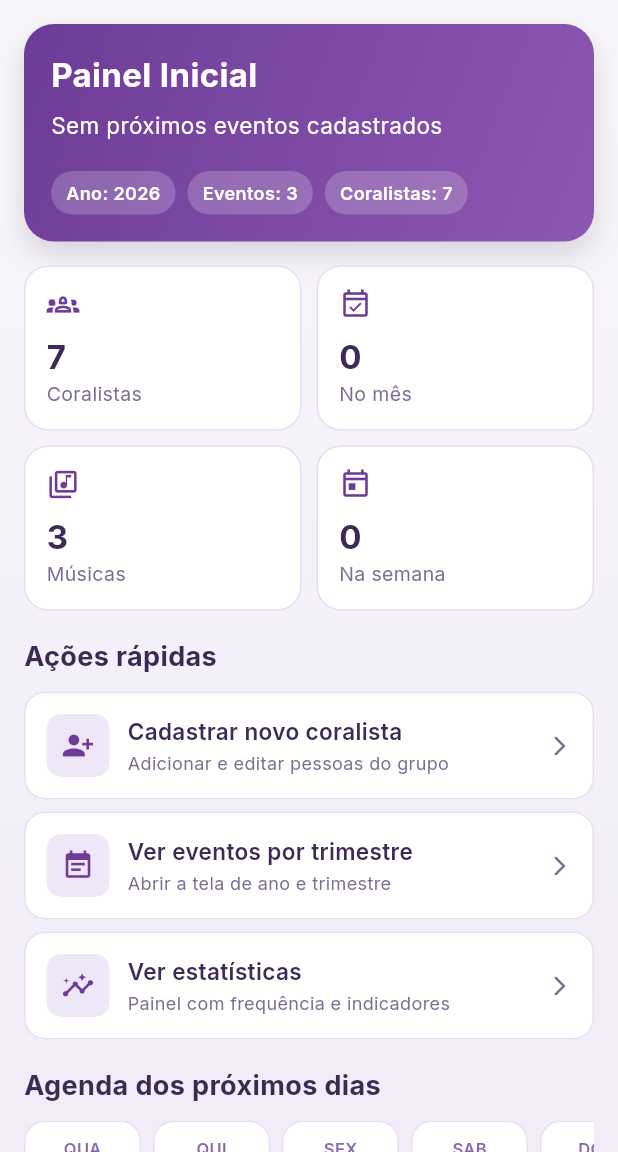
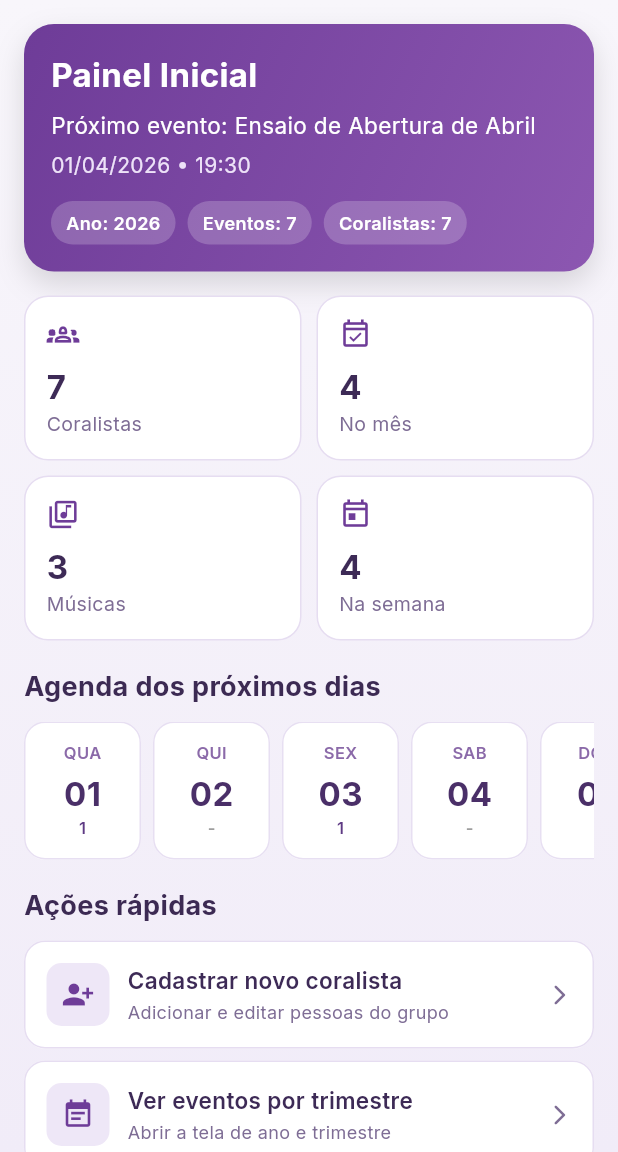
Before and after one commit to Ytallo16/frequenciakoinonia, a Flutter app: the HomeScreen screen opened by its route, after a tap on the "home" icon, on a phone screen of 412 x 824 dp, the part 84-1236 px from its top. Run offline on Flutter 3.47's test engine with Material 3 defaults, Android fonts, the phone set to English and light mode, and no system bars; our stand-ins replace file_picker, fl_chart, google_fonts, mask_text_input_formatter.

Commit message:
feat: enhance event management with new events and improved display logic

```diff
--- a/lib/mock_data.dart
+++ b/lib/mock_data.dart
@@ -185,6 +185,34 @@ final List<Evento> mockEventos = [
     nome: 'Ensaio Geral - Meio de Fev',
     descricao: 'Revisão intermediária do repertório do trimestre.',
   ),
+  Evento(
+    id: 'e4',
+    trimestreId: 't2',
+    dataHora: DateTime(2026, 4, 1, 19, 30),
+    nome: 'Ensaio de Abertura de Abril',
+    descricao: 'Primeiro ensaio da programação de abril.',
+  ),
+  Evento(
+    id: 'e5',
+    trimestreId: 't2',
+    dataHora: DateTime(2026, 4, 3, 19, 30),
+    nome: 'Ensaio de Naipe - Abril',
+    descricao: 'Ajuste de vozes para repertório do domingo.',
+  ),
+  Evento(
+    id: 'e6',
+    trimestreId: 't2',
+    dataHora: DateTime(2026, 4, 5, 8, 30),
+    nome: 'Culto de Domingo - 1ª Semana',
+    descricao: 'Ministração da primeira semana de abril.',
+  ),
+  Evento(
+    id: 'e7',
+    trimestreId: 't2',
+    dataHora: DateTime(2026, 4, 7, 19, 30),
+    nome: 'Ensaio de Revisão',
+    descricao: 'Fechamento da primeira semana de abril.',
+  ),
 ];
 
 final List<Frequencia> mockFrequencias = [
--- a/lib/screens/home_screen.dart
+++ b/lib/screens/home_screen.dart
@@ -1,5 +1,6 @@
 import 'package:flutter/material.dart';
 import '../mock_data.dart';
+import '../models/trimestre.dart';
 import 'calendario_ensaios_screen.dart';
 
 class HomeScreen extends StatefulWidget {
@@ -13,11 +14,31 @@ class _HomeScreenState extends State<HomeScreen> {
   late final List<int> _anosDisponiveis;
   int? _anoSelecionado;
 
+  List<int> _gerarAnosDisponiveis() {
+    final anoAtual = DateTime.now().year;
+    final anos = <int>{...mockCiclos.map((c) => c.ano), anoAtual};
+    final ordenados = anos.toList()..sort((a, b) => b.compareTo(a));
+    return ordenados;
+  }
+
+  List<Trimestre> _trimestresDoAno(int? ano) {
+    if (ano == null) return [];
+
+    final cadastrados = mockTrimestres.where((t) => t.anoId == ano).toList()
+      ..sort((a, b) => a.numero.compareTo(b.numero));
+
+    if (cadastrados.isNotEmpty) return cadastrados;
+
+    return List.generate(
+      4,
+      (index) => Trimestre(id: 't$ano-${index + 1}', anoId: ano, numero: index + 1),
+    );
+  }
+
   @override
   void initState() {
     super.initState();
-    _anosDisponiveis = mockCiclos.map((c) => c.ano).toList()
-      ..sort((a, b) => b.compareTo(a));
+    _anosDisponiveis = _gerarAnosDisponiveis();
 
     final cicloAtivo = mockCiclos.where((c) => c.ativo).toList();
     if (cicloAtivo.isNotEmpty) {
@@ -29,11 +50,7 @@ class _HomeScreenState extends State<HomeScreen> {
 
   @override
   Widget build(BuildContext context) {
-    final trimestresDoAno =
-        mockTrimestres
-            .where((trimestre) => trimestre.anoId == _anoSelecionado)
-            .toList()
-          ..sort((a, b) => a.numero.compareTo(b.numero));
+    final trimestresDoAno = _trimestresDoAno(_anoSelecionado);
 
     return Scaffold(
       appBar: AppBar(
--- a/lib/screens/inicio_screen.dart
+++ b/lib/screens/inicio_screen.dart
@@ -4,8 +4,6 @@ import 'package:intl/intl.dart';
 import '../mock_data.dart';
 import '../models/evento.dart';
 import '../models/pessoa.dart';
-import '../models/trimestre.dart';
-import 'calendario_ensaios_screen.dart';
 
 class InicioScreen extends StatelessWidget {
   const InicioScreen({super.key});
@@ -53,6 +51,99 @@ class InicioScreen extends StatelessWidget {
     }).length;
   }
 
+  List<Evento> _listaEventosNoDia(DateTime dia) {
+    final eventosDoDia =
+        mockEventos.where((evento) {
+            final data = evento.dataHora;
+            return data.year == dia.year &&
+                data.month == dia.month &&
+                data.day == dia.day;
+          }).toList()
+          ..sort((a, b) => a.dataHora.compareTo(b.dataHora));
+
+    return eventosDoDia;
+  }
+
+  Future<void> _abrirEventosDoDia(
+    BuildContext context,
+    DateTime dia,
+  ) async {
+    final eventosDoDia = _listaEventosNoDia(dia);
+
+    await showModalBottomSheet<void>(
+      context: context,
+      showDragHandle: true,
+      builder: (context) {
+        return SafeArea(
+          child: Padding(
+            padding: const EdgeInsets.fromLTRB(16, 8, 16, 16),
+            child: Column(
+              mainAxisSize: MainAxisSize.min,
+              crossAxisAlignment: CrossAxisAlignment.start,
+              children: [
+                Text(
+                  'Eventos de ${DateFormat('dd/MM/yyyy').format(dia)}',
+                  style: const TextStyle(
+                    fontSize: 16,
+                    fontWeight: FontWeight.w700,
+                    color: Color(0xFF3C2A53),
+                  ),
+                ),
+                const SizedBox(height: 10),
+                if (eventosDoDia.isEmpty)
+                  const Padding(
+                    padding: EdgeInsets.symmetric(vertical: 10),
+                    child: Text(
+                      'Nenhum evento neste dia.',
+                      style: TextStyle(color: Color(0xFF7E6D95)),
+                    ),
+                  )
+                else
+                  ConstrainedBox(
+                    constraints: BoxConstraints(
+                      maxHeight: MediaQuery.of(context).size.height * 0.45,
+                    ),
+                    child: ListView.separated(
+                      shrinkWrap: true,
+                      itemCount: eventosDoDia.length,
+                      separatorBuilder: (_, __) => const Divider(height: 12),
+                      itemBuilder: (context, index) {
+                        final evento = eventosDoDia[index];
+                        return ListTile(
+                          dense: true,
+                          contentPadding: EdgeInsets.zero,
+                          leading: const Icon(
+                            Icons.event_note,
+                            size: 20,
+                            color: Color(0xFF6E3C98),
+                          ),
+                          title: Text(
+                            evento.nome,
+                            style: const TextStyle(
+                              fontSize: 14,
+                              fontWeight: FontWeight.w600,
+                              color: Color(0xFF3D2A56),
+                            ),
+                          ),
+                          subtitle: Text(
+                            DateFormat('HH:mm').format(evento.dataHora),
+                            style: const TextStyle(
+                              fontSize: 12,
+                              color: Color(0xFF7E6D95),
+                            ),
+                          ),
+                        );
+                      },
+                    ),
+                  ),
+              ],
+            ),
+          ),
+        );
+      },
+    );
+  }
+
   int _eventosNaSemana(DateTime hoje) {
     final fimSemana = hoje.add(const Duration(days: 7));
     return mockEventos
@@ -64,33 +155,6 @@ class InicioScreen extends StatelessWidget {
         .length;
   }
 
-  Future<void> _abrirCalendarioDoEvento(
-    BuildContext context,
-    String trimestreId,
-  ) async {
-    Trimestre? trimestre;
-    for (final item in mockTrimestres) {
-      if (item.id == trimestreId) {
-        trimestre = item;
-        break;
-      }
-    }
-
-    if (trimestre == null) {
-      ScaffoldMessenger.of(context).showSnackBar(
-        const SnackBar(content: Text('Trimestre do evento não encontrado.')),
-      );
-      return;
-    }
-
-    await Navigator.push(
-      context,
-      MaterialPageRoute(
-        builder: (context) => CalendarioEnsaiosScreen(trimestre: trimestre!),
-      ),
-    );
-  }
-
   @override
   Widget build(BuildContext context) {
     final hoje = DateTime.now();
@@ -98,9 +162,6 @@ class InicioScreen extends StatelessWidget {
     final proximosEventos = eventosOrdenados
         .where((evento) => !evento.dataHora.isBefore(hoje))
         .toList();
-    final eventosEmDestaque = proximosEventos.isNotEmpty
-        ? proximosEventos.take(5).toList()
-        : eventosOrdenados.reversed.take(5).toList();
     final proximoEvento = proximosEventos.isNotEmpty
         ? proximosEventos.first
         : null;
@@ -248,36 +309,6 @@ class InicioScreen extends StatelessWidget {
             ),
             const SizedBox(height: 18),
             const Text(
-              'Ações rápidas',
-              style: TextStyle(
-                fontSize: 18,
-                fontWeight: FontWeight.w700,
-                color: Color(0xFF3C2A53),
-              ),
-            ),
-            const SizedBox(height: 10),
-            _QuickActionButton(
-              icon: Icons.person_add_alt_1,
-              title: 'Cadastrar novo coralista',
-              subtitle: 'Adicionar e editar pessoas do grupo',
-              onTap: () => Navigator.pushNamed(context, '/coralistas'),
-            ),
-            const SizedBox(height: 8),
-            _QuickActionButton(
-              icon: Icons.event_note,
-              title: 'Ver eventos por trimestre',
-              subtitle: 'Abrir a tela de ano e trimestre',
-              onTap: () => Navigator.pushNamed(context, '/eventos'),
-            ),
-            const SizedBox(height: 8),
-            _QuickActionButton(
-              icon: Icons.insights,
-              title: 'Ver estatísticas',
-              subtitle: 'Painel com frequência e indicadores',
-              onTap: () => Navigator.pushNamed(context, '/estatisticas'),
-            ),
-            const SizedBox(height: 18),
-            const Text(
               'Agenda dos próximos dias',
               style: TextStyle(
                 fontSize: 18,
@@ -287,7 +318,7 @@ class InicioScreen extends StatelessWidget {
             ),
             const SizedBox(height: 10),
             SizedBox(
-              height: 84,
+              height: 92,
               child: ListView.separated(
                 scrollDirection: Axis.horizontal,
                 itemCount: _proximosSeteDias(hoje).length,
@@ -295,14 +326,19 @@ class InicioScreen extends StatelessWidget {
                 itemBuilder: (context, index) {
                   final dia = _proximosSeteDias(hoje)[index];
                   final qtdEventos = _eventosNoDia(dia);
-                  return Container(
+                  return Material(
+                    color: Colors.white,
+                    borderRadius: BorderRadius.circular(14),
+                    child: InkWell(
+                      borderRadius: BorderRadius.circular(14),
+                      onTap: () => _abrirEventosDoDia(context, dia),
+                      child: Container(
                         width: 78,
                         padding: const EdgeInsets.symmetric(
-                      vertical: 10,
+                          vertical: 8,
                           horizontal: 8,
                         ),
                         decoration: BoxDecoration(
-                      color: Colors.white,
                           borderRadius: BorderRadius.circular(14),
                           border: Border.all(color: const Color(0xFFE7DFF2)),
                         ),
@@ -338,13 +374,15 @@ class InicioScreen extends StatelessWidget {
                             ),
                           ],
                         ),
+                      ),
+                    ),
                   );
                 },
               ),
             ),
-            const SizedBox(height: 16),
+            const SizedBox(height: 18),
             const Text(
-              'Próximos eventos',
+              'Ações rápidas',
               style: TextStyle(
                 fontSize: 18,
                 fontWeight: FontWeight.w700,
@@ -352,42 +390,25 @@ class InicioScreen extends StatelessWidget {
               ),
             ),
             const SizedBox(height: 10),
-            if (eventosEmDestaque.isEmpty)
-              const Card(
-                child: Padding(
-                  padding: EdgeInsets.all(16),
-                  child: Text('Nenhum evento cadastrado ainda.'),
+            _QuickActionButton(
+              icon: Icons.person_add_alt_1,
+              title: 'Cadastrar novo coralista',
+              subtitle: 'Adicionar e editar pessoas do grupo',
+              onTap: () => Navigator.pushNamed(context, '/coralistas'),
             ),
-              )
-            else
-              ...eventosEmDestaque.map(
-                (evento) => Card(
-                  margin: const EdgeInsets.only(bottom: 10),
-                  child: ListTile(
-                    leading: Container(
-                      width: 42,
-                      height: 42,
-                      decoration: BoxDecoration(
-                        color: const Color(0xFFEEE7F7),
-                        borderRadius: BorderRadius.circular(10),
+            const SizedBox(height: 8),
+            _QuickActionButton(
+              icon: Icons.event_note,
+              title: 'Ver eventos por trimestre',
+              subtitle: 'Abrir a tela de ano e trimestre',
+              onTap: () => Navigator.pushNamed(context, '/eventos'),
             ),
-                      child: const Icon(Icons.event, color: Color(0xFF6E3C98)),
-                    ),
-                    title: Text(
-                      evento.nome,
-                      style: const TextStyle(
-                        color: Color(0xFF4A2F68),
-                        fontWeight: FontWeight.w600,
-                      ),
-                    ),
-                    subtitle: Text(
-                      DateFormat('dd/MM/yyyy • HH:mm').format(evento.dataHora),
-                    ),
-                    trailing: const Icon(Icons.chevron_right),
-                    onTap: () =>
-                        _abrirCalendarioDoEvento(context, evento.trimestreId),
-                  ),
-                ),
+            const SizedBox(height: 8),
+            _QuickActionButton(
+              icon: Icons.insights,
+              title: 'Ver estatísticas',
+              subtitle: 'Painel com frequência e indicadores',
+              onTap: () => Navigator.pushNamed(context, '/estatisticas'),
             ),
           ],
         ),
```
Also changed, not shown: lib/screens/calendario_ensaios_screen.dart (+20 -2 lines). Lines whose indentation alone changed are shown as unchanged.
